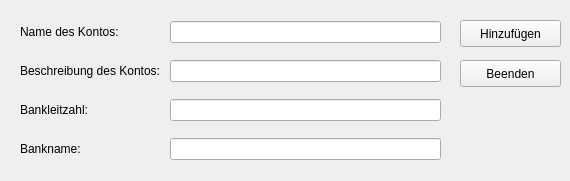
This is trunk/neueskonto.ui in BackupTheBerlios/mycash-svn as Qt 5 draws it before an edit. The edited form follows.
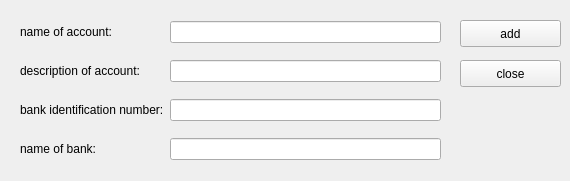
This is the edited form.

Diff of the .ui file:
```diff
--- a/trunk/neueskonto.ui
+++ b/trunk/neueskonto.ui
@@ -28,7 +28,7 @@
     <item row="0" column="0" >
      <widget class="QLabel" name="labelKontoName" >
       <property name="text" >
-       <string>Name des Kontos:</string>
+       <string>name of account:</string>
       </property>
      </widget>
     </item>
@@ -38,7 +38,7 @@
     <item row="1" column="0" >
      <widget class="QLabel" name="labelKontoBeschreibung" >
       <property name="text" >
-       <string>Beschreibung des Kontos: </string>
+       <string>description of account:</string>
       </property>
      </widget>
     </item>
@@ -48,7 +48,7 @@
     <item row="2" column="0" >
      <widget class="QLabel" name="labelBLZ" >
       <property name="text" >
-       <string>Bankleitzahl:</string>
+       <string>bank identification number:</string>
       </property>
      </widget>
     </item>
@@ -58,7 +58,7 @@
     <item row="3" column="0" >
      <widget class="QLabel" name="labelBankname" >
       <property name="text" >
-       <string>Bankname:</string>
+       <string>name of bank:</string>
       </property>
      </widget>
     </item>
@@ -77,7 +77,7 @@
     </rect>
    </property>
    <property name="text" >
-    <string>Hinzufügen</string>
+    <string>add</string>
    </property>
   </widget>
   <widget class="QPushButton" name="pushEnd" >
@@ -90,7 +90,7 @@
     </rect>
    </property>
    <property name="text" >
-    <string>Beenden</string>
+    <string>close</string>
    </property>
   </widget>
  </widget>
```
Left out of the diff: 2 changed lines with no effect on the pictures.
